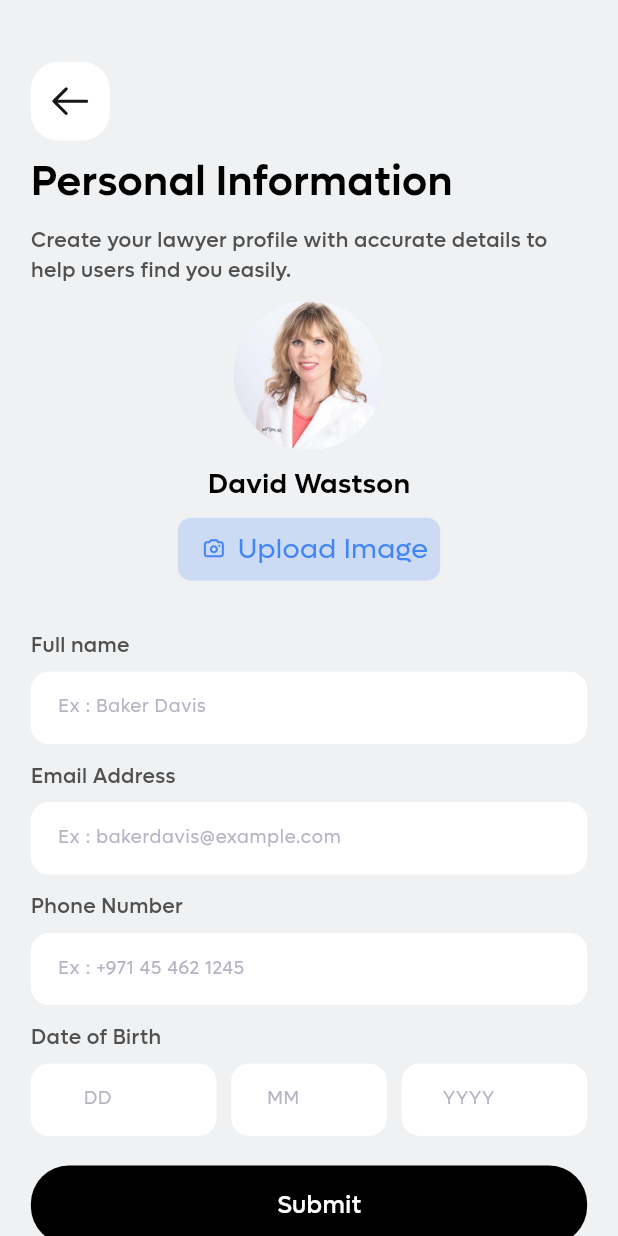
After one commit to ibrahimsm83/casekarao, a Flutter app: the PersonalInformationScreen screen opened by its route, on a phone screen of 412 x 824 dp. The commit adds this screen. Run offline on Flutter 3.47's test engine with Material 3 defaults, Android fonts, the phone set to English and light mode, and no system bars; our stand-ins replace another_flushbar, flutter_screenutil, flutter_svg, get, pin_code_fields, shimmer.

Commit message:
Personal information screen added done

```diff
--- a/lib/presentation/export_presentation.dart
+++ b/lib/presentation/export_presentation.dart
@@ -5,3 +5,4 @@ export 'login_screen/login_screen.dart';
 export 'create_new_account_screen/create_new_account_screen.dart';
 export 'otp_screen/otp_screen.dart';
 export 'setup_profile_screen/setup_profile_screen.dart';
+export 'personal_information_screen/personal_information_screen.dart';
--- /dev/null
+++ b/lib/presentation/personal_information_screen/personal_information_screen.dart
@@ -0,0 +1,390 @@
+import 'package:flutter/gestures.dart';
+import 'package:flutter/material.dart';
+import 'package:flutter_screenutil/flutter_screenutil.dart';
+import 'package:flutter_svg/flutter_svg.dart';
+
+import '../../export_casekarao.dart';
+
+class PersonalInformationScreen extends StatefulWidget {
+  const PersonalInformationScreen({super.key});
+
+  @override
+  State<PersonalInformationScreen> createState() =>
+      _PersonalInformationScreenState();
+}
+
+class _PersonalInformationScreenState extends State<PersonalInformationScreen> {
+  final _formKey = GlobalKey<FormState>();
+  FocusNode node1 = FocusNode();
+  FocusNode node2 = FocusNode();
+  FocusNode node3 = FocusNode();
+  FocusNode node4 = FocusNode();
+  FocusNode node5 = FocusNode();
+  FocusNode node6 = FocusNode();
+
+  final _phoneNumberController = TextEditingController();
+  final _emailController = TextEditingController();
+  final _fullNameController = TextEditingController();
+  final _dateController = TextEditingController();
+  final _monthController = TextEditingController();
+  final _yearController = TextEditingController();
+
+  @override
+  void initState() {
+    node1.addListener(() {
+      if (!node1.hasFocus) {
+        formatPhoneNumber();
+      }
+    });
+    super.initState();
+  }
+
+  void formatPhoneNumber() {
+    _phoneNumberController.text = _phoneNumberController.text.replaceAll(
+      " ",
+      "",
+    );
+  }
+
+  @override
+  Widget build(BuildContext context) {
+    return Scaffold(
+      backgroundColor: ColorManager.kBackgroundColor,
+      body: SingleChildScrollView(
+        child: Form(
+          key: _formKey,
+          child: Padding(
+            padding: EdgeInsets.symmetric(
+              horizontal: AppSize.sizeWidth(context!) * 0.05,
+            ),
+            child: Column(
+              crossAxisAlignment: CrossAxisAlignment.start,
+              children: [
+                SizedBox(height: AppSize.sizeHeight(context) * 0.05),
+                InkWell(
+                  onTap: () => Navigator.pop(context),
+                  child: Container(
+                    height: 44.h,
+                    width: 44.h,
+                    decoration: BoxDecoration(
+                      color: ColorManager.kWhiteColor,
+                      borderRadius: BorderRadius.all(Radius.circular(16.r)),
+                    ),
+                    child: Padding(
+                      padding: const EdgeInsets.all(14.0),
+                      child: SvgPicture.asset(ImageAssets.backArrowIcon),
+                    ),
+                  ),
+                ),
+                SizedBox(height: AppSize.sizeHeight(context) * 0.01),
+                Text(
+                  AppStrings.personalInformation,
+                  style: getsemiboldStyle(
+                    color: ColorManager.primary,
+                    fontSize: ScreenUtil().setSp(AppSize.s24),
+                  ),
+                ),
+                SizedBox(height: AppSize.s8.h),
+                Text(
+                  AppStrings
+                      .createYourLawyerProfileWithAccurateDetailsToHelpUsersFindYouEasily,
+                  style: getmediumStyle(
+                    color: ColorManager.kDarkGreyColor,
+                    fontSize: ScreenUtil().setSp(AppSize.s12),
+                  ),
+                ),
+                SizedBox(height: AppSize.s8.h),
+                Align(
+                  alignment: Alignment.center,
+                  child: CircleAvatar(
+                    radius: 50,
+                    backgroundImage: AssetImage(
+                      ImageAssets.userImage,
+                    ), // Local image
+                  ),
+                ),
+                SizedBox(height: AppSize.s8.h),
+                Align(
+                  alignment: Alignment.center,
+                  child: Text(
+                    "David Wastson",
+                    style: getsemiboldStyle(
+                      color: ColorManager.primary,
+                      fontSize: ScreenUtil().setSp(AppSize.s16),
+                    ),
+                  ),
+                ),
+                SizedBox(height: AppSize.s8.h),
+                Align(
+                  alignment: Alignment.center,
+                  child: Container(
+                    decoration: BoxDecoration(
+                      color: ColorManager.kLightBlueColor.withOpacity(0.2),
+                      borderRadius: BorderRadius.circular(8.r),
+                    ),
+                    child: Padding(
+                      padding: const EdgeInsets.all(8.0),
+                      child: Row(
+                        mainAxisAlignment: MainAxisAlignment.center,
+                        mainAxisSize: MainAxisSize.min,
+                        children: [
+                          Padding(
+                            padding: const EdgeInsets.symmetric(horizontal: 8.0),
+                            child: SvgPicture.asset(ImageAssets.cameraIcon),
+                          ),
+                          Text(
+                            AppStrings.uploadImage,
+                            style: getRegularStyle(
+                              color: ColorManager.secondary,
+                              fontSize: ScreenUtil().setSp(AppSize.s16),
+                            ),
+                          ),
+                        ],
+                      ),
+                    ),
+                  ),
+                ),
+                SizedBox(height: AppSize.s8.h),
+                Padding(
+                  padding: EdgeInsets.only(
+                    top: AppSize.s20.h,
+                    bottom: AppSize.s6.h,
+                  ),
+                  child: Text(
+                    AppStrings.fullName,
+                    style: getmediumStyle(
+                      color: ColorManager.kDarkGreyColor,
+                      fontSize: ScreenUtil().setSp(AppSize.s12),
+                    ),
+                  ),
+                ),
+                CustomTextFormField(
+                  hintText: AppStrings.fullNameHintText,
+                  controller: _fullNameController,
+                  fillColor: ColorManager.kWhiteColor,
+                  focusNode: node1,
+                  horizontalMergin: 0.0,
+                  validator: (String? val) {
+                    if (val == null || val.isEmpty) {
+                      return "Enter full name";
+                    }
+                    return null;
+                  },
+                ),
+                Padding(
+                  padding: EdgeInsets.only(
+                    top: AppSize.s10.h,
+                    bottom: AppSize.s6.h,
+                  ),
+                  child: Text(
+                    AppStrings.emailAddress,
+                    style: getmediumStyle(
+                      color: ColorManager.kDarkGreyColor,
+                      fontSize: ScreenUtil().setSp(AppSize.s12),
+                    ),
+                  ),
+                ),
+                CustomTextFormField(
+                  hintText: AppStrings.emailHintText,
+                  controller: _emailController,
+                  fillColor: ColorManager.kWhiteColor,
+                  focusNode: node2,
+                  horizontalMergin: 0.0,
+                  validator: (String? val) {
+                    if (val == null || val.isEmpty) {
+                      return AppStrings.enterEmailAddress;
+                    } else if (val.isValidEmail) {
+                      return null;
+                    }
+                    return 'Invalid Email';
+                  },
+                ),
+                Padding(
+                  padding: EdgeInsets.only(
+                    top: AppSize.s10.h,
+                    bottom: AppSize.s6.h,
+                  ),
+                  child: Text(
+                    AppStrings.phoneNumber,
+                    style: getmediumStyle(
+                      color: ColorManager.kDarkGreyColor,
+                      fontSize: ScreenUtil().setSp(AppSize.s12),
+                    ),
+                  ),
+                ),
+
+                CustomTextFormField(
+                  hintText: AppStrings.phoneHintText,
+                  controller: _phoneNumberController,
+                  fillColor: ColorManager.kWhiteColor,
+                  focusNode: node3,
+                  horizontalMergin: 0.0,
+                  validator: (String? val) {
+                    if (val == null || val.isEmpty) {
+                      return "Enter phone number";
+                    }
+                    return null;
+                  },
+                ),
+
+                Padding(
+                  padding: EdgeInsets.only(
+                    top: AppSize.s10.h,
+                    bottom: AppSize.s6.h,
+                  ),
+                  child: Text(
+                    AppStrings.dateOfBirth,
+                    style: getmediumStyle(
+                      color: ColorManager.kDarkGreyColor,
+                      fontSize: ScreenUtil().setSp(AppSize.s12),
+                    ),
+                  ),
+                ),
+                Row(
+                  children: [
+                    Flexible(
+                      child: CustomTextFormField(
+                        hintText: AppStrings.dD,
+                        textAlign: TextAlign.center,
+                        controller: _dateController,
+                        fillColor: ColorManager.kWhiteColor,
+                        focusNode: node4,
+                        horizontalMergin: 0.0,
+                        validator: (String? val) {
+                          if (val == null || val.isEmpty) {
+                            return "Enter phone number";
+                          }
+                          return null;
+                        },
+                      ),
+                    ),
+                    Flexible(
+                      child: Padding(
+                        padding: EdgeInsets.symmetric(horizontal: 10.0),
+                        child: CustomTextFormField(
+                          hintText: AppStrings.mM,
+                          textAlign: TextAlign.center,
+                          controller: _monthController,
+                          fillColor: ColorManager.kWhiteColor,
+                          focusNode: node5,
+                          horizontalMergin: 0.0,
+                          validator: (String? val) {
+                            if (val == null || val.isEmpty) {
+                              return "Enter phone number";
+                            }
+                            return null;
+                          },
+                        ),
+                      ),
+                    ),
+                    Flexible(
+                      child: CustomTextFormField(
+                        hintText: AppStrings.yYYY,
+                        textAlign: TextAlign.center,
+                        controller: _yearController,
+                        fillColor: ColorManager.kWhiteColor,
+                        focusNode: node6,
+                        horizontalMergin: 0.0,
+                        validator: (String? val) {
+                          if (val == null || val.isEmpty) {
+                            return "Enter phone number";
+                          }
+                          return null;
+                        },
+                      ),
+                    ),
+                  ],
+                ),
+                SizedBox(height: AppSize.s10.h),
+                button(
+                  text: AppStrings.submit,
+                  onTap: () {
+                    if (_phoneNumberController.text.isNotEmpty) {
+                      Navigator.pushNamed(
+                        context,
+                        CustomRouteNames.kOtpVerificationScreenRoute,
+                        arguments: OtpScreenArgumentModel.required(
+                          phoneNumber: _phoneNumberController.text,
+                        ),
+                      );
+                    } else {
+                      CustomSnacksBar.showSnackBar(
+                        context,
+                        "Please Enter Phone Number ",
+                        icon: Icon(
+                          Icons.error,
+                          color: ColorManager.kWhiteColor,
+                        ),
+                      );
+                    }
+                  },
+                ),
+
+                SizedBox(height: 5.h),
+              ],
+            ),
+          ),
+        ),
+      ),
+    );
+  }
+
+  Widget button({
+    Function()? onTap,
+    String? text,
+    Color? color,
+    Color? fontColor,
+    String? iconPath,
+  }) {
+    return CustomButton(
+      color: color ?? ColorManager.primary,
+      horizontalMargin: 0.0,
+      iconPath: iconPath,
+      isLeadingIcon: true,
+      text: text ?? "",
+
+      style: getmediumStyle(
+        color: fontColor ?? ColorManager.kWhiteColor,
+        fontSize: AppSize.s14.sp,
+      ),
+      onTap: onTap,
+    );
+  }
+
+  Widget textSpan({
+    String? text1,
+    String? text2,
+    BuildContext? context,
+    Function()? onTap,
+  }) {
+    return Container(
+      padding: const EdgeInsets.symmetric(
+        horizontal: AppPadding.p14,
+        vertical: AppPadding.p10,
+      ),
+      alignment: Alignment.center,
+      child: RichText(
+        textAlign: TextAlign.center,
+        text: TextSpan(
+          text: text1,
+          style: getRegularStyle(
+            color: ColorManager.kDarkGreyColor,
+            fontSize: ScreenUtil().setSp(AppSize.s12),
+          ),
+          children: <TextSpan>[
+            TextSpan(
+              text: text2,
+              style: TextStyle(
+                color: ColorManager.primary,
+                fontFamily: FontConstants.fontFamily,
+                fontWeight: FontWeightManager.bold,
+                fontSize: ScreenUtil().setSp(AppSize.s12),
+              ),
+              recognizer: TapGestureRecognizer()..onTap = onTap,
+            ),
+          ],
+        ),
+      ),
+    );
+  }
+}
--- a/lib/presentation/resources/assets_manager.dart
+++ b/lib/presentation/resources/assets_manager.dart
@@ -17,6 +17,7 @@ class ImageAssets {
   static const String appleIcon = "$ICON_PATH/apple.svg";
   static const String phoneIcon = "$ICON_PATH/phone.svg";
   static const String clockIcon = "$ICON_PATH/clock.svg";
+  static const String cameraIcon = "$ICON_PATH/camera.svg";
   static const String googleIcon = "$ICON_PATH/google.svg";
   static const String backArrowIcon = "$ICON_PATH/backArrow.svg";
   static const String arrowDownIcon = "$ICON_PATH/arrowDown.svg";
--- a/lib/presentation/resources/color_manager.dart
+++ b/lib/presentation/resources/color_manager.dart
@@ -7,6 +7,7 @@ class ColorManager {
   static Color kWhiteColor = const Color(0xffFFFFFF);
   static Color kGreenColor = const Color(0xff34A853);
   static Color kDarkGreyColor = const Color(0xff505050);
+  static Color kLightBlueColor = const Color(0xff4285F4);
   static Color kHintTextColor = const Color(0xffa4a4a2);
   static Color kBackgroundColor = const Color(0xffeff1f3);
   static Color kRedColor = Colors.red;
--- a/lib/presentation/resources/route_management/custom_route_generator.dart
+++ b/lib/presentation/resources/route_management/custom_route_generator.dart
@@ -70,12 +70,12 @@ class CustomRouteGenerator {
             return const SetupProfileScreen();
           },
         );
-      // case CustomRouteNames.kMedicalDetailsScreenRoute:
-      //   return MaterialPageRoute(
-      //     builder: (context) {
-      //       return const MedicalDetailsScreen();
-      //     },
-      //   );
+      case CustomRouteNames.kPersonalInformationScreenRoute:
+        return MaterialPageRoute(
+          builder: (context) {
+            return const PersonalInformationScreen();
+          },
+        );
       // case CustomRouteNames.kProfilePictureSetupScreenRoute:
       //   return MaterialPageRoute(
       //     builder: (context) {
--- a/lib/presentation/resources/route_management/custom_route_name.dart
+++ b/lib/presentation/resources/route_management/custom_route_name.dart
@@ -7,5 +7,6 @@ class CustomRouteNames {
   static const String kCreateNewAccountScreenRoute = "/CreateNewAccountScreenRoute";
   static const String kOtpVerificationScreenRoute = "/kOtpVerificationScreenRoute";
   static const String kSetupProfileScreenRoute = "/kSetupProfileScreenRoute";
+  static const String kPersonalInformationScreenRoute = "/kPersonalInformationScreenRoute";
 
 }
--- a/lib/presentation/setup_profile_screen/setup_profile_screen.dart
+++ b/lib/presentation/setup_profile_screen/setup_profile_screen.dart
@@ -137,10 +137,10 @@ class _SetupProfileScreenState extends State<SetupProfileScreen> {
             button(
               text: AppStrings.saveAndContinue,
               onTap: () {
-                // Navigator.pushNamed(
-                //   context,
-                //   CustomRouteNames.kSetupProfileScreenRoute,
-                // );
+                Navigator.pushNamed(
+                  context,
+                  CustomRouteNames.kPersonalInformationScreenRoute,
+                );
               },
             ),
             SizedBox(height: AppSize.s8.h),
--- a/lib/widgets/custom_text_form_field.dart
+++ b/lib/widgets/custom_text_form_field.dart
@@ -14,6 +14,7 @@ class CustomTextFormField extends StatefulWidget {
   TextEditingController? controller;
   Widget? suffixIcon;
   FocusNode? focusNode;
+  TextAlign textAlign;
   void Function(String)? onChanged;
   void Function()? onTextFiledTap;
   String? Function(String?)? validator;
@@ -31,6 +32,7 @@ class CustomTextFormField extends StatefulWidget {
     this.maxLines = 1,
     this.suffixIcon,
     this.horizontalMergin = 0.05,
+    this.textAlign = TextAlign.start,
     this.controller,
     this.obscureText = false,
   }) : super(key: key);
@@ -55,6 +57,7 @@ class _CustomTextFormFieldState extends State<CustomTextFormField> {
         horizontal: AppSize.sizeWidth(context) * widget.horizontalMergin,
       ),
       child: TextFormField(
+        textAlign: widget.textAlign,
         readOnly: widget.readOnly,
         onTap: widget.onTextFiledTap,
         keyboardType: widget.keyboardType,
@@ -64,7 +67,7 @@ class _CustomTextFormFieldState extends State<CustomTextFormField> {
         controller: widget.controller,
         maxLines: widget.maxLines,
         onChanged: widget.onChanged,
-        style: getRegularStyle(color: ColorManager.primary),
+        style: getRegularStyle(color: ColorManager.primary,),
         decoration: InputDecoration(
           filled: true,
           errorMaxLines: 2,
```
Also changed, not shown: assets/icons/SVG/camera.svg (added).
